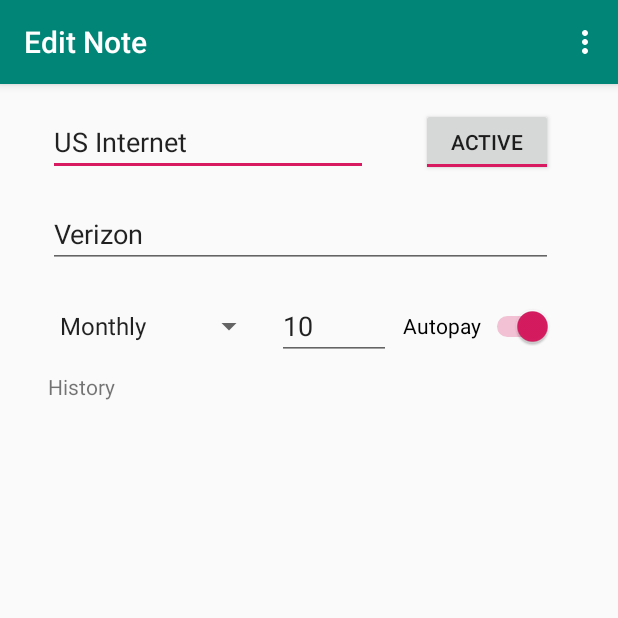
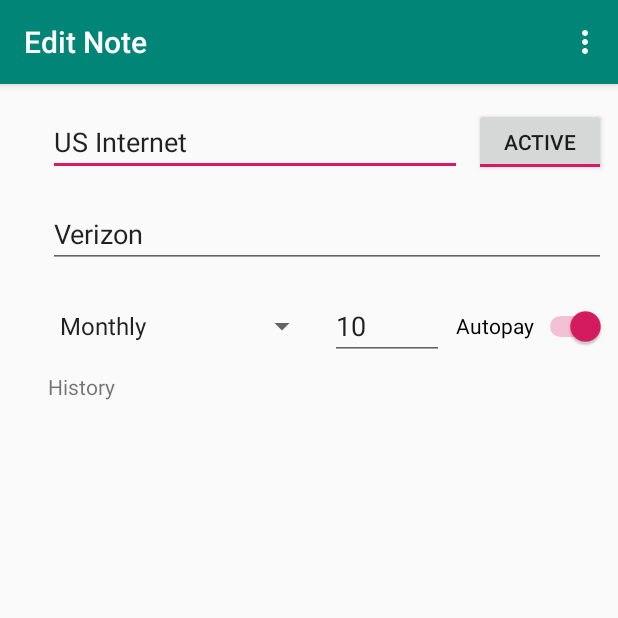
Before and after one commit to msnirmal1487/RemindMe, an Android app: the screen it shows after launch (BillActivity), after a tap on an icon or button, on a phone screen of 412 x 824 dp, the top half of it. Run offline under Robolectric (Android 15) with nearby library versions, the phone set to English and light mode, and no system bars; 1 other tap on this screen came first.

```diff
--- a/app/src/main/java/com/mytests/mobile/remindme/BillActivity.java
+++ b/app/src/main/java/com/mytests/mobile/remindme/BillActivity.java
@@ -23,6 +23,8 @@ import android.widget.ToggleButton;
 
 import java.util.List;
 
+import static com.mytests.mobile.remindme.BillListActivity.NOTE_INFO;
+
 public class BillActivity extends AppCompatActivity {
 
     private EditText edittextBillName ;
@@ -34,6 +36,8 @@ public class BillActivity extends AppCompatActivity {
     private TextView textviewHistory ;
 
     List<PaymentFrequency> paymentFrequency ;
+    private BillInfo billInfo;
+    private boolean createNewBill = true;
 
     @Override
     protected void onCreate(Bundle savedInstanceState) {
@@ -56,12 +60,21 @@ public class BillActivity extends AppCompatActivity {
         adapterPaymentFrequency.setDropDownViewResource(android.R.layout.simple_spinner_dropdown_item);
         spinnerFrequency.setAdapter(adapterPaymentFrequency);
 
+        readBillInfo();
+
+        if (!createNewBill){
+            populateBillDetails(billInfo);
+        }
+
+    }
+
+    private void readBillInfo() {
         Intent intent = this.getIntent();
-        Bundle bundle = intent.getExtras();
-        BillInfo billInfo = (BillInfo) bundle.getSerializable("bill");
-
+        billInfo = intent.getParcelableExtra(NOTE_INFO);
         if (billInfo != null){
-            populateBillDetails(billInfo);
+            createNewBill = false;
+        } else {
+            createNewBill = true ;
         }
     }
 
--- a/app/src/main/java/com/mytests/mobile/remindme/BillListActivity.java
+++ b/app/src/main/java/com/mytests/mobile/remindme/BillListActivity.java
@@ -22,6 +22,7 @@ import java.util.List;
 
 public class BillListActivity extends AppCompatActivity {
 
+    public static final String NOTE_INFO = "com.mytests.mobile.remindme.NOTE_INFO" ;
     List<BillInfo> bills ;
 
     @Override
@@ -35,8 +36,7 @@ public class BillListActivity extends AppCompatActivity {
         fab.setOnClickListener(new View.OnClickListener() {
             @Override
             public void onClick(View view) {
-                Snackbar.make(view, "Replace with your own action", Snackbar.LENGTH_LONG)
-                        .setAction("Action", null).show();
+                startActivity(new Intent(BillListActivity.this, BillActivity.class));
             }
         });
 
@@ -63,9 +63,8 @@ public class BillListActivity extends AppCompatActivity {
     private void onBillClicked(int position){
         Intent intent = new Intent(BillListActivity.this, BillActivity.class);
         if (bills != null && bills.size() > position){
-            Bundle bundle = new Bundle() ;
-            bundle.putSerializable("bill", bills.get(position));
-            intent.putExtras(bundle);
+            BillInfo billInfo = bills.get(position) ;
+            intent.putExtra(NOTE_INFO, billInfo);
         }
         startActivity(intent);
     }
--- a/app/src/main/res/layout/content_bill.xml
+++ b/app/src/main/res/layout/content_bill.xml
@@ -1,14 +1,13 @@
 <?xml version="1.0" encoding="utf-8"?>
-<androidx.constraintlayout.widget.ConstraintLayout
-    xmlns:android="http://schemas.android.com/apk/res/android"
+<androidx.constraintlayout.widget.ConstraintLayout xmlns:android="http://schemas.android.com/apk/res/android"
     xmlns:app="http://schemas.android.com/apk/res-auto"
     xmlns:tools="http://schemas.android.com/tools"
     android:layout_width="match_parent"
     android:layout_height="match_parent"
+    android:orientation="vertical"
     app:layout_behavior="@string/appbar_scrolling_view_behavior"
     tools:context=".BillActivity"
-    tools:showIn="@layout/activity_bill"
-    android:orientation="vertical">
+    tools:showIn="@layout/activity_bill">
 
 
     <EditText
@@ -17,9 +16,11 @@
         android:layout_height="wrap_content"
         android:layout_marginStart="32dp"
         android:layout_marginTop="16dp"
+        android:layout_marginEnd="8dp"
         android:ems="10"
         android:hint="Name for the bill"
         android:inputType="textPersonName"
+        app:layout_constraintEnd_toStartOf="@+id/toggle_active"
         app:layout_constraintStart_toStartOf="parent"
         app:layout_constraintTop_toTopOf="parent" />
 
@@ -28,11 +29,12 @@
         android:layout_width="0dp"
         android:layout_height="wrap_content"
         android:layout_marginTop="16dp"
+        android:layout_marginEnd="8dp"
         android:ems="10"
         android:gravity="start|top"
         android:hint="Additional Notes for the bill"
         android:inputType="textMultiLine"
-        app:layout_constraintEnd_toEndOf="@+id/toggle_active"
+        app:layout_constraintEnd_toEndOf="parent"
         app:layout_constraintStart_toStartOf="@+id/edittext_bill_name"
         app:layout_constraintTop_toBottomOf="@+id/edittext_bill_name" />
 
@@ -85,7 +87,6 @@
         android:textOn="Active"
         app:layout_constraintBottom_toBottomOf="@+id/edittext_bill_name"
         app:layout_constraintEnd_toEndOf="parent"
-        app:layout_constraintStart_toEndOf="@+id/edittext_bill_name"
         app:layout_constraintTop_toTopOf="@+id/edittext_bill_name" />
 
 </androidx.constraintlayout.widget.ConstraintLayout>
```
Also changed, not shown: app/src/main/java/com/mytests/mobile/remindme/model/BillInfo.java (+50 -3 lines), app/src/main/java/com/mytests/mobile/remindme/utilities/PaymentFrequency.java (+11 -0 lines).
